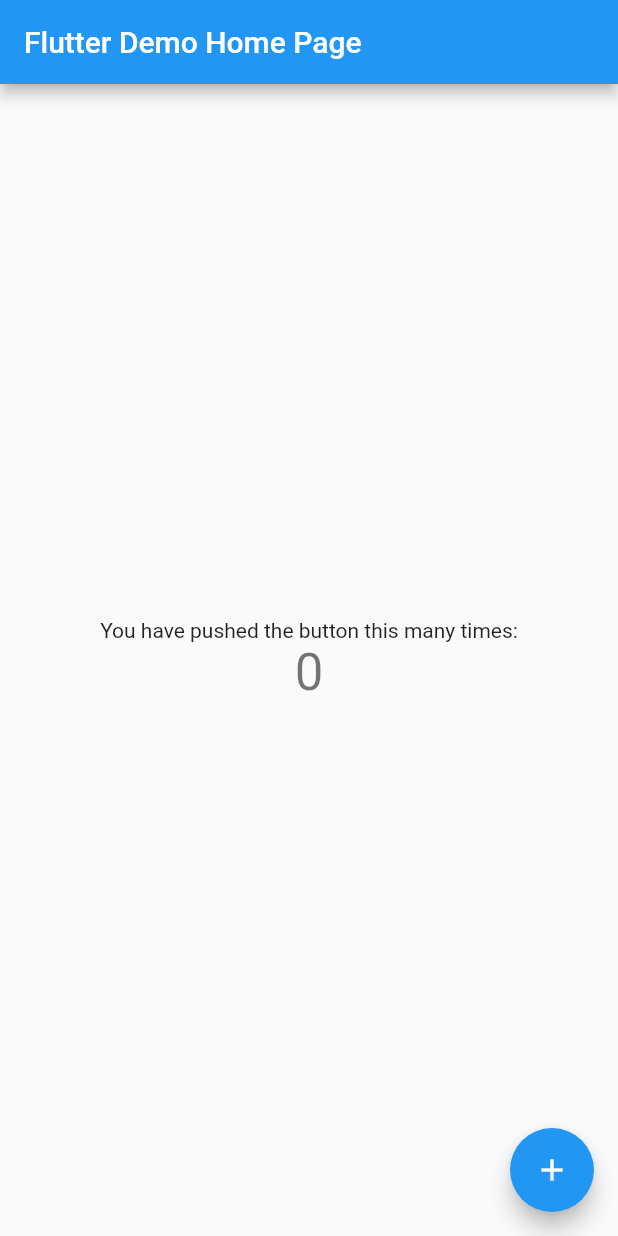
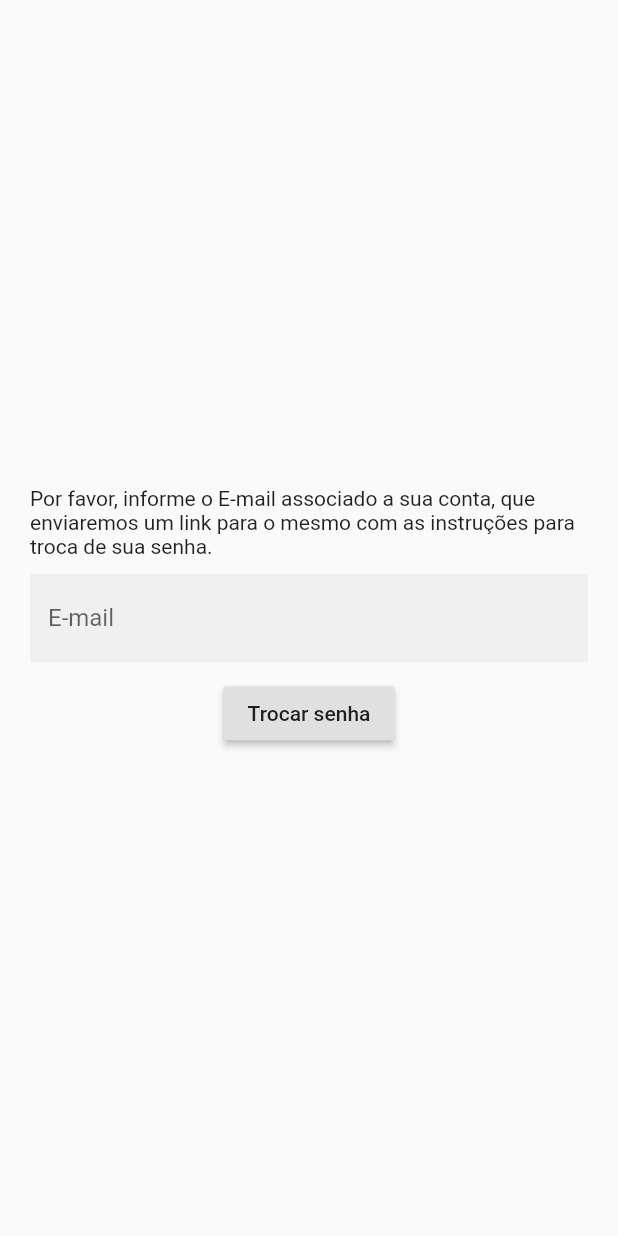
Before and after one commit to jacksonlps/trampo-flutter, a Flutter app: the screen it shows after launch, on a phone screen of 412 x 824 dp. Run offline on Flutter 3.47's test engine with Material 2 defaults, Android fonts, the phone set to English and light mode, and no system bars; our stand-ins replace firebase_auth, mobx; accounts and stored records are empty; generated files the repository leaves out were written again.

Commit message:
criação da tela de signin, signup e password"

```diff
--- a/lib/main.dart
+++ b/lib/main.dart
@@ -1,117 +1,20 @@
 import 'package:flutter/material.dart';
+import 'package:trampo/modules/password/password_page.dart';
 
 void main() {
   runApp(MyApp());
 }
 
 class MyApp extends StatelessWidget {
-  // This widget is the root of your application.
   @override
   Widget build(BuildContext context) {
     return MaterialApp(
       title: 'Flutter Demo',
       theme: ThemeData(
-        // This is the theme of your application.
-        //
-        // Try running your application with "flutter run". You'll see the
-        // application has a blue toolbar. Then, without quitting the app, try
-        // changing the primarySwatch below to Colors.green and then invoke
-        // "hot reload" (press "r" in the console where you ran "flutter run",
-        // or simply save your changes to "hot reload" in a Flutter IDE).
-        // Notice that the counter didn't reset back to zero; the application
-        // is not restarted.
         primarySwatch: Colors.blue,
-        // This makes the visual density adapt to the platform that you run
-        // the app on. For desktop platforms, the controls will be smaller and
-        // closer together (more dense) than on mobile platforms.
         visualDensity: VisualDensity.adaptivePlatformDensity,
       ),
-      home: MyHomePage(title: 'Flutter Demo Home Page'),
+      home: PasswordPage(),
     );
   }
 }
-
-class MyHomePage extends StatefulWidget {
-  MyHomePage({Key key, this.title}) : super(key: key);
-
-  // This widget is the home page of your application. It is stateful, meaning
-  // that it has a State object (defined below) that contains fields that affect
-  // how it looks.
-
-  // This class is the configuration for the state. It holds the values (in this
-  // case the title) provided by the parent (in this case the App widget) and
-  // used by the build method of the State. Fields in a Widget subclass are
-  // always marked "final".
-
-  final String title;
-
-  @override
-  _MyHomePageState createState() => _MyHomePageState();
-}
-
-class _MyHomePageState extends State<MyHomePage> {
-  int _counter = 0;
-
-  void _incrementCounter() {
-    setState(() {
-      // This call to setState tells the Flutter framework that something has
-      // changed in this State, which causes it to rerun the build method below
-      // so that the display can reflect the updated values. If we changed
-      // _counter without calling setState(), then the build method would not be
-      // called again, and so nothing would appear to happen.
-      _counter++;
-    });
-  }
-
-  @override
-  Widget build(BuildContext context) {
-    // This method is rerun every time setState is called, for instance as done
-    // by the _incrementCounter method above.
-    //
-    // The Flutter framework has been optimized to make rerunning build methods
-    // fast, so that you can just rebuild anything that needs updating rather
-    // than having to individually change instances of widgets.
-    return Scaffold(
-      appBar: AppBar(
-        // Here we take the value from the MyHomePage object that was created by
-        // the App.build method, and use it to set our appbar title.
-        title: Text(widget.title),
-      ),
-      body: Center(
-        // Center is a layout widget. It takes a single child and positions it
-        // in the middle of the parent.
-        child: Column(
-          // Column is also a layout widget. It takes a list of children and
-          // arranges them vertically. By default, it sizes itself to fit its
-          // children horizontally, and tries to be as tall as its parent.
-          //
-          // Invoke "debug painting" (press "p" in the console, choose the
-          // "Toggle Debug Paint" action from the Flutter Inspector in Android
-          // Studio, or the "Toggle Debug Paint" command in Visual Studio Code)
-          // to see the wireframe for each widget.
-          //
-          // Column has various properties to control how it sizes itself and
-          // how it positions its children. Here we use mainAxisAlignment to
-          // center the children vertically; the main axis here is the vertical
-          // axis because Columns are vertical (the cross axis would be
-          // horizontal).
-          mainAxisAlignment: MainAxisAlignment.center,
-          children: <Widget>[
-            Text(
-              'You have pushed the button this many times:',
-            ),
-            Text(
-              '$_counter',
-              style: Theme.of(context).textTheme.headline4,
-            ),
-          ],
-        ),
-      ),
-      floatingActionButton: FloatingActionButton(
-        onPressed: _incrementCounter,
-        tooltip: 'Increment',
-        child: Icon(Icons.add),
-      ), // This trailing comma makes auto-formatting nicer for build methods.
-    );
-  }
-}
--- /dev/null
+++ b/lib/modules/password/password_page.dart
@@ -0,0 +1,42 @@
+import 'package:flutter/material.dart';
+import 'package:trampo/modules/password/password_controller.dart';
+import 'package:trampo/shared/widgets/email_form_field.dart';
+
+class PasswordPage extends StatefulWidget {
+  @override
+  _PasswordPageState createState() => _PasswordPageState();
+}
+
+class _PasswordPageState extends State<PasswordPage> {
+  final _formKey = GlobalKey<FormState>();
+  final _controller = PasswordController();
+
+  @override
+  Widget build(BuildContext context) {
+    return Scaffold(
+      body: Container(
+        padding: EdgeInsets.all(20),
+        child: Form(
+          key: _formKey,
+          child: Column(
+            mainAxisAlignment: MainAxisAlignment.center,
+            children: <Widget>[
+              Text(
+                  'Por favor, informe o E-mail associado a sua conta, que enviaremos um link para o mesmo com as instruções para troca de sua senha.'),
+              EmailFormField(onSaved: _controller.setEmail),
+              RaisedButton(
+                child: Text('Trocar senha'),
+                onPressed: () async {
+                  if (_formKey.currentState.validate()) {
+                    _formKey.currentState.save();
+                    _controller.reset();
+                  }
+                },
+              ),
+            ],
+          ),
+        ),
+      ),
+    );
+  }
+}
--- /dev/null
+++ b/lib/shared/widgets/email_form_field.dart
@@ -0,0 +1,25 @@
+import 'package:flutter/material.dart';
+
+class EmailFormField extends StatelessWidget {
+  final Function(String) onSaved;
+
+  const EmailFormField({
+    Key key,
+    this.onSaved,
+  }) : super(key: key);
+
+  @override
+  Widget build(BuildContext context) {
+    return Padding(
+      padding: const EdgeInsets.symmetric(vertical: 10),
+      child: TextFormField(
+        decoration: InputDecoration(
+          labelText: 'E-mail',
+          filled: true,
+          border: InputBorder.none,
+        ),
+        onSaved: onSaved,
+      ),
+    );
+  }
+}
```
Also changed, not shown: lib/modules/password/password_controller.dart (added, +26 -0 lines), lib/modules/password/password_repository.dart (added, +9 -0 lines), lib/modules/password/signin_page.dart (added, +59 -0 lines), lib/modules/signin/signin_controller.dart (added, +30 -0 lines), lib/modules/signin/signin_page.dart (added, +42 -0 lines), lib/modules/signin/signin_repository.dart (added, +11 -0 lines), lib/modules/signup/signup_controller.dart (added, +30 -0 lines), lib/modules/signup/signup_page.dart (added, +43 -0 lines), lib/modules/signup/signup_repository.dart (added, +11 -0 lines), lib/shared/widgets/password_form_field.dart (added, +26 -0 lines), pubspec.yaml (+13 -58 lines), lib/modules/password/password_controller.g.dart (added), lib/modules/signin/signin_controller.g.dart (added), lib/modules/signup/signup_controller.g.dart (added), 1 more files, 2 other files.
